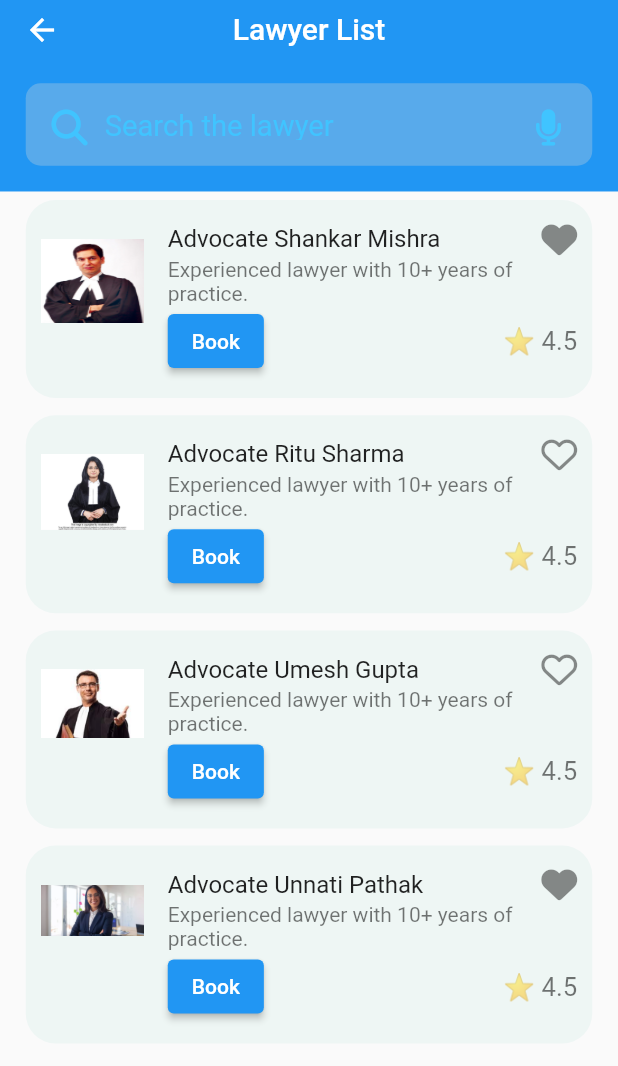
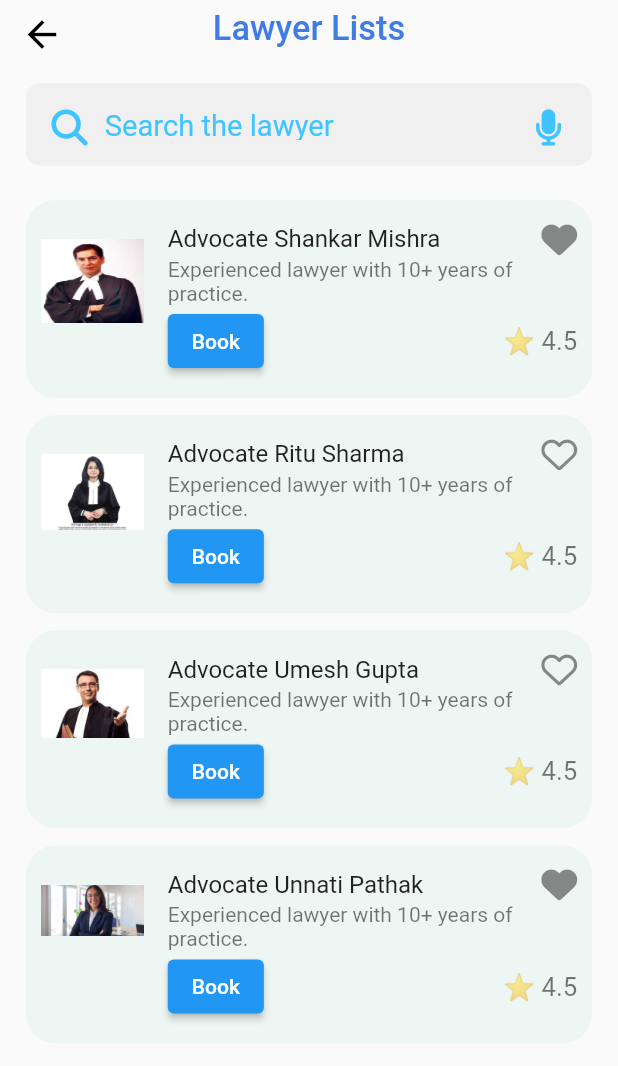
Before and after one commit to ShahnawazDev/nyay, a Flutter app: the LawyerListPage screen opened directly, on a phone screen of 412 x 824 dp. Shown: the top 1066 px of the screen. Run offline on Flutter 3.47's test engine with Material 2 defaults, Android fonts, the phone set to English and light mode, and no system bars; our stand-ins replace flutter_native_splash, flutter_screenutil, font_awesome_flutter, google_nav_bar, introduction_screen.

Commit message:
updated appbar of catagories page

```diff
--- a/lib/pages/lawyer_list_page.dart
+++ b/lib/pages/lawyer_list_page.dart
@@ -55,13 +55,25 @@ class LawyerListPage extends StatelessWidget {
   Widget build(BuildContext context) {
     return Scaffold(
       appBar: AppBar(
+        backgroundColor: Colors.transparent,
+        elevation: 0,
+        iconTheme: IconThemeData(
+          size: 25.w,
+          color: Colors.black,
+        ),
         centerTitle: true,
-        title: const Text('Lawyer List'),
-        elevation: 0,
-        // backgroundColor: Colors.blue,
+        title: Text(
+          'Lawyer Lists',
+          style: TextStyle(
+            fontSize: 20.w,
+            color: const Color.fromRGBO(64, 124, 226, 1),
+          ),
+        ),
         bottom: PreferredSize(
           preferredSize: Size.fromHeight(60.0.h),
-          child: const MySearchBar(suggestionText: 'Search the lawyer',),
+          child: const MySearchBar(
+            suggestionText: 'Search the lawyer',
+          ),
         ),
       ),
       body: ListView.builder(
```
Also changed, not shown: lib/pages/case_profile_page.dart (+15 -2 lines), lib/pages/legal_aid_page.dart (+21 -5 lines), lib/pages/rehabilitation_page.dart (+14 -1 lines).
